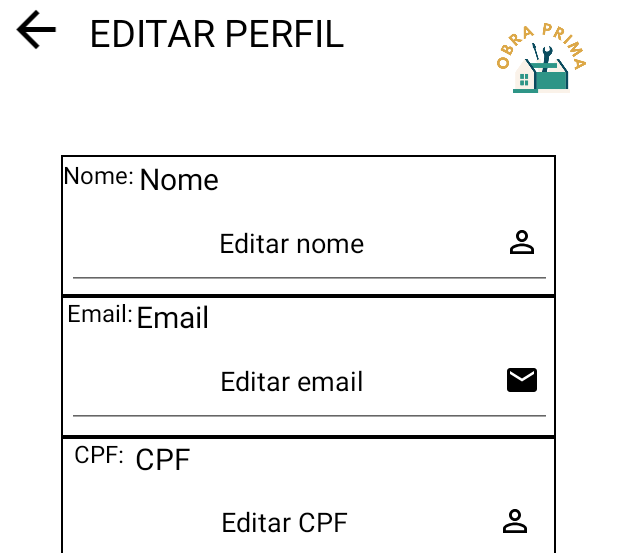
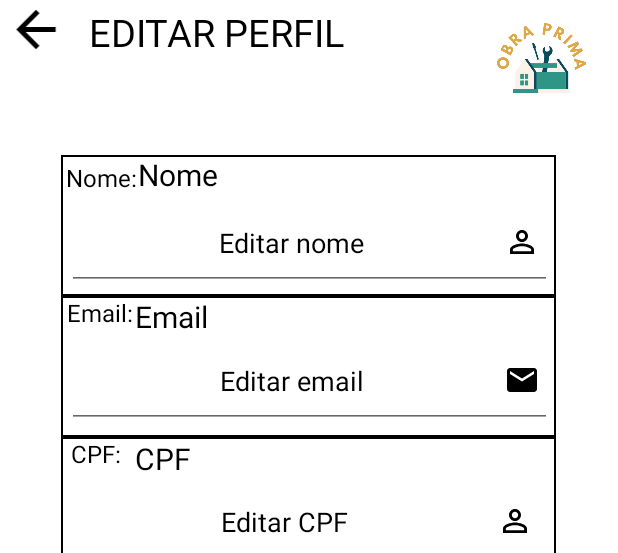
Before and after one commit to gabrielscholze-r/ObraPrima-Android, an Android app: the layout activity_tela_editar_perfil_cliente.xml on its own in the app's theme, with its tools: preview values and no code run, on a phone screen of 412 x 824 dp. Shown: the top 553 px of the screen. Run offline under Robolectric (Android 15) with nearby library versions, the phone set to English and light mode, and no system bars.

Commit message:
Edit Client Profile Fixed

```diff
--- a/app/src/main/AndroidManifest.xml
+++ b/app/src/main/AndroidManifest.xml
@@ -23,6 +23,7 @@
         <activity android:name=".FormLogin" android:launchMode="singleTask"/>
         <activity android:name=".TelaListaProfissionais" android:launchMode="singleTask"/>
         <activity android:name=".TelaPerfilProfissional" android:launchMode="singleTask" />
+        <activity android:name=".TelaEditPerfilCliente" android:launchMode="singleTask" />
     </application>
 
 </manifest>
--- a/app/src/main/java/com/example/meuapp/FormLogin.java
+++ b/app/src/main/java/com/example/meuapp/FormLogin.java
@@ -54,6 +54,7 @@ public class FormLogin extends AppCompatActivity {
                                 Intent intent = new Intent(FormLogin.this, TelaPrincipalCliente.class);
                                 startActivity(intent);
                                 logged = true;
+                                finish();
                                 break;
                             } else {
                                 error.setText("Email ou senha incorretos");
@@ -69,6 +70,7 @@ public class FormLogin extends AppCompatActivity {
                                 Intent intent = new Intent(FormLogin.this, TelaPrincipalProfissional.class);
                                 startActivity(intent);
                                 logged = true;
+                                finish();
                                 break;
                             } else {
                                 error.setText("Email ou senha incorretos");
@@ -80,7 +82,6 @@ public class FormLogin extends AppCompatActivity {
                 if (!logged && error.getText() == "") {
                     error.setText("Email não encontrado");
                 }
-                finish();
             }
         });
 
--- a/app/src/main/res/layout/activity_tela_editar_perfil_cliente.xml
+++ b/app/src/main/res/layout/activity_tela_editar_perfil_cliente.xml
@@ -206,7 +206,7 @@
             app:layout_constraintStart_toStartOf="parent" />
 
         <EditText
-            android:id="@+id/edit_useremail2"
+            android:id="@+id/edit_useremail"
             android:layout_width="323dp"
             android:layout_height="63dp"
             android:layout_marginBottom="6dp"
@@ -249,12 +249,12 @@
             android:id="@+id/textView3"
             android:layout_width="48dp"
             android:layout_height="25dp"
-            android:layout_marginStart="39dp"
-            android:layout_marginTop="2dp"
+            android:layout_marginTop="4dp"
             android:text="Nome:"
             android:textColor="#000000"
             android:textSize="16sp"
-            app:layout_constraintEnd_toStartOf="@+id/user_name"
+            app:layout_constraintEnd_toEndOf="parent"
+            app:layout_constraintHorizontal_bias="0.121"
             app:layout_constraintStart_toStartOf="parent"
             app:layout_constraintTop_toTopOf="@+id/containerComponents2" />
 
@@ -275,16 +275,16 @@
             android:id="@+id/textView12"
             android:layout_width="48dp"
             android:layout_height="25dp"
-            android:layout_marginStart="3dp"
-            android:layout_marginEnd="2dp"
             android:text="CPF:"
             android:textAlignment="center"
             android:textColor="#000000"
             android:textSize="16sp"
             app:layout_constraintBottom_toTopOf="@+id/edit_CPF"
-            app:layout_constraintEnd_toStartOf="@+id/user_cpf"
-            app:layout_constraintStart_toStartOf="@+id/containerComponents4"
-            app:layout_constraintTop_toTopOf="@+id/containerComponents4" />
+            app:layout_constraintEnd_toEndOf="parent"
+            app:layout_constraintHorizontal_bias="0.11"
+            app:layout_constraintStart_toStartOf="parent"
+            app:layout_constraintTop_toTopOf="@+id/containerComponents4"
+            app:layout_constraintVertical_bias="0.0" />
 
         <TextView
             android:id="@+id/textView13"
@@ -307,12 +307,12 @@
             android:text="Nome"
             android:textColor="#000000"
             android:textSize="20sp"
-            app:layout_constraintBottom_toTopOf="@+id/edit_CPF"
+            app:layout_constraintBottom_toTopOf="@+id/edit_nome"
             app:layout_constraintEnd_toEndOf="parent"
-            app:layout_constraintHorizontal_bias="0.691"
-            app:layout_constraintStart_toStartOf="parent"
-            app:layout_constraintTop_toTopOf="@+id/containerComponents2"
-            app:layout_constraintVertical_bias="0.01" />
+            app:layout_constraintHorizontal_bias="0.0"
+            app:layout_constraintStart_toEndOf="@+id/textView3"
+            app:layout_constraintTop_toTopOf="parent"
+            app:layout_constraintVertical_bias="1.0" />
 
         <TextView
             android:id="@+id/user_phone"
@@ -331,14 +331,16 @@
         <TextView
             android:id="@+id/user_email"
             android:layout_width="280dp"
-            android:layout_height="24dp"
+            android:layout_height="29dp"
             android:layout_marginStart="90dp"
+            android:layout_marginTop="4dp"
             android:text="Email"
             android:textColor="#000000"
             android:textSize="20sp"
             app:layout_constraintEnd_toEndOf="@+id/containerComponents3"
+            app:layout_constraintHorizontal_bias="0.0"
             app:layout_constraintStart_toStartOf="parent"
-            app:layout_constraintTop_toBottomOf="@+id/containerComponents2" />
+            app:layout_constraintTop_toBottomOf="@+id/edit_nome" />
 
         <TextView
             android:id="@+id/user_cpf"
@@ -355,6 +357,7 @@
             app:layout_constraintTop_toBottomOf="@+id/containerComponents3" />
 
         <TextView
+            android:text=""
             android:id="@+id/error_message"
             android:layout_width="328dp"
             android:layout_height="29dp"
--- a/app/src/main/res/layout/activity_tela_principal_cliente.xml
+++ b/app/src/main/res/layout/activity_tela_principal_cliente.xml
@@ -56,17 +56,17 @@
             app:layout_constraintTop_toTopOf="parent" />
 
         <ImageView
-            android:id="@+id/containerIcon"
+            android:id="@+id/ProfileIcon"
             android:layout_width="146dp"
             android:layout_height="135dp"
             android:layout_marginTop="26dp"
             android:src="@drawable/ic_profile"
             app:layout_constraintBottom_toBottomOf="@+id/containerProfile"
             app:layout_constraintEnd_toEndOf="parent"
-            app:layout_constraintHorizontal_bias="0.505"
+            app:layout_constraintHorizontal_bias="0.501"
             app:layout_constraintStart_toStartOf="parent"
             app:layout_constraintTop_toTopOf="parent"
-            app:layout_constraintVertical_bias="0.783"
+            app:layout_constraintVertical_bias="0.692"
             app:tint="@color/black" />
 
         <Button
```
Also changed, not shown: app/src/main/java/com/example/meuapp/TelaEditPerfilCliente.java (+42 -12 lines), app/src/main/java/com/example/meuapp/TelaPrincipalCliente.java (+18 -0 lines).
